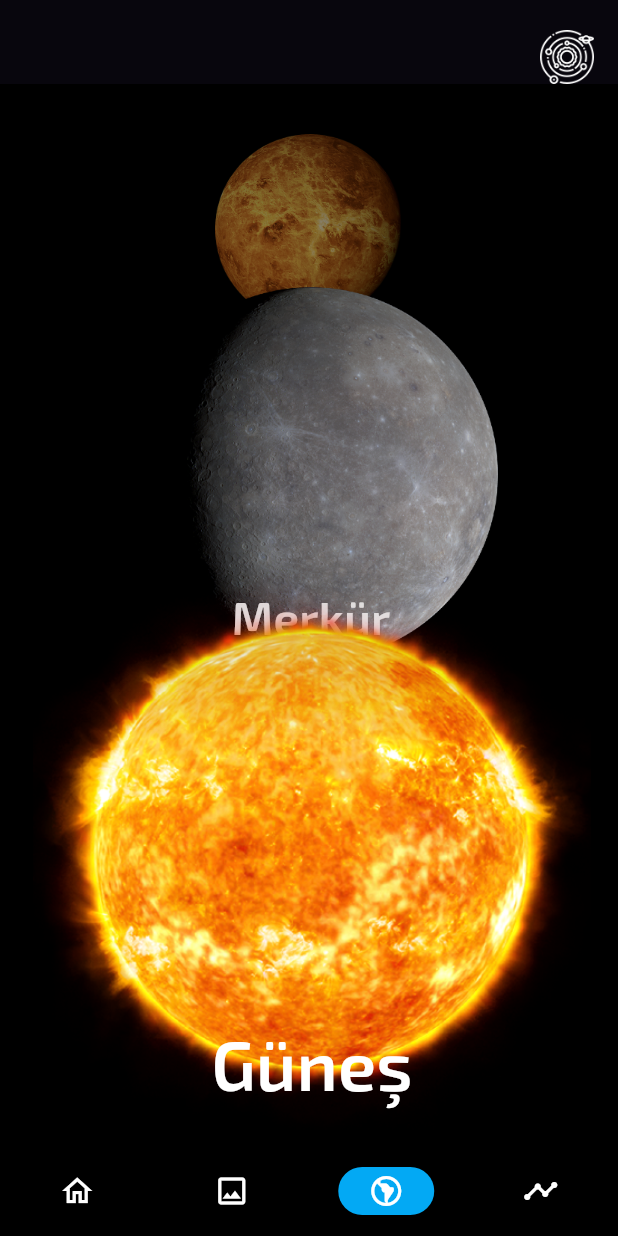
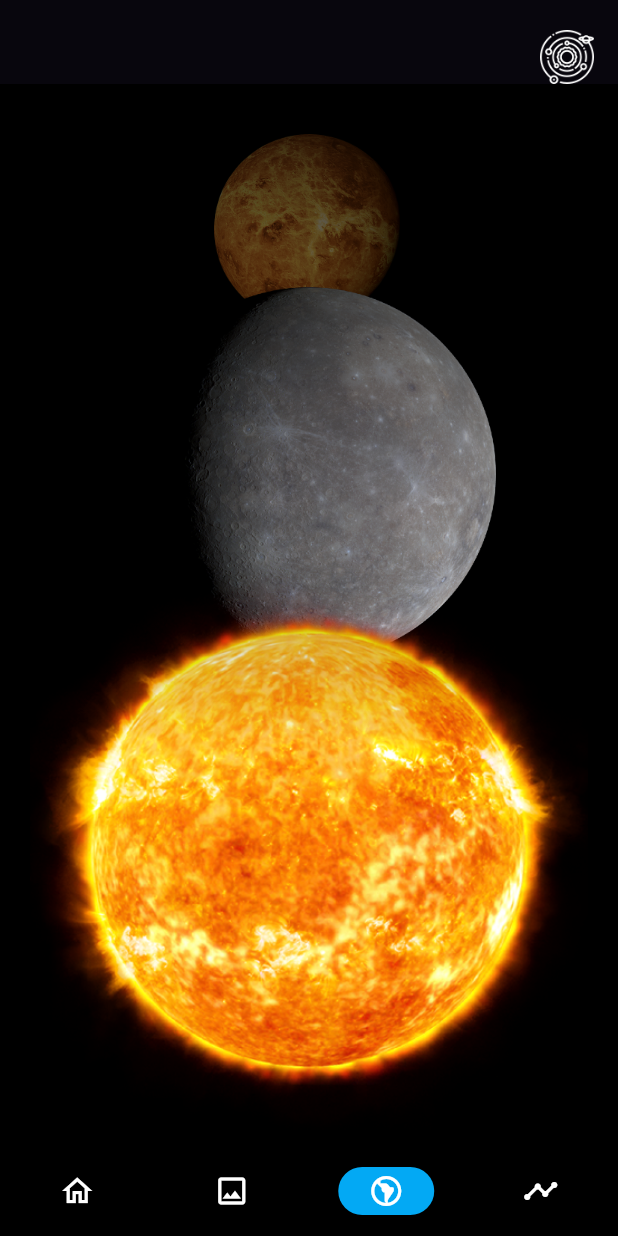
Before and after one commit to NNakreSS/space_voyage, a Flutter app: the screen it shows after launch, item 3 of the bottom bar chosen, on a phone screen of 412 x 824 dp. Run offline on Flutter 3.47's test engine with Material 3 defaults, Android fonts, the phone set to English and light mode, and no system bars; our stand-ins replace cached_network_image, flutter_animate, flutter_dotenv, flutter_spinkit, google_fonts; missing offline and left inert: model_viewer_plus; network calls fail.

Commit message:
card focused visible name , restore initial states

```diff
--- a/lib/pages/PlanetsPage/index.dart
+++ b/lib/pages/PlanetsPage/index.dart
@@ -12,15 +12,9 @@ class Planets extends StatefulWidget {
 }
 
 class _Planets extends State<Planets> {
-  int? _visibleItems;
-  double? _itemExtent;
-
-  @override
-  void initState() {
-    _visibleItems = 4;
-    _itemExtent = 270.0;
-    super.initState();
-  }
+  late int _visibleItems = 3;
+  late double _itemExtent = 270.0;
+  late int _focusedIndex = 0;
 
   @override
   Widget build(BuildContext context) => Scaffold(
@@ -61,16 +55,17 @@ class _Planets extends State<Planets> {
             //   ),
             // );
           },
-
+          onChangeFrontItem: (value) => setState(() {
+            _focusedIndex = value;
+          }),
           // listenin elemanları
           children: List.generate(
             Planet.planets.length,
             (index) {
-              final borderColor = Colors.accents[index % Colors.accents.length];
               final planet = Planet.planets[index];
               return PlanetCard(
-                borderColor: borderColor,
                 planet: planet,
+                isFocused: (index == _focusedIndex),
               );
             },
           ),
--- a/lib/pages/PlanetsPage/perspective_view.dart
+++ b/lib/pages/PlanetsPage/perspective_view.dart
@@ -39,7 +39,6 @@ class PerspectiveListViewState extends State<PerspectiveListView> {
   void initState() {
     _currentIndex = widget.initialIndex;
     _pageController = PageController(
-      viewportFraction: 1.0,
       initialPage: _currentIndex!,
     );
     _pagePercent = 0.0;
@@ -71,7 +70,7 @@ class PerspectiveListViewState extends State<PerspectiveListView> {
             Padding(
               padding: widget.padding,
               child: _PerspectiveItems(
-                generatedItems: widget.visualizedItems! - 1,
+                generatedItems: widget.visualizedItems!,
                 currentIndex: _currentIndex,
                 heightItem: widget.itemExtent,
                 pagePercent: _pagePercent,
@@ -87,7 +86,7 @@ class PerspectiveListViewState extends State<PerspectiveListView> {
                       begin: Alignment.topCenter,
                       end: Alignment.bottomCenter,
                       colors: [
-                        widget.backItemsShadowColor.withOpacity(.6),
+                        widget.backItemsShadowColor.withOpacity(.8),
                         widget.backItemsShadowColor.withOpacity(0),
                       ],
                     ),
@@ -207,7 +206,7 @@ class _TransformedItem extends StatelessWidget {
       transform: Matrix4.identity()
         ..scale(lerpDouble(scale, endScale, factorChange!))
         ..translate(
-          2.0,
+          0.0,
           lerpDouble(translateY, endTranslateY, factorChange!)!,
         ),
       child: Align(
--- a/lib/pages/PlanetsPage/planet_card.dart
+++ b/lib/pages/PlanetsPage/planet_card.dart
@@ -5,12 +5,12 @@ import 'package:space_voyage/pages/PlanetsPage/model.dart';
 class PlanetCard extends StatelessWidget {
   const PlanetCard({
     super.key,
-    required this.borderColor,
     required this.planet,
+    required this.isFocused,
   });
 
-  final Color borderColor;
   final Planet planet;
+  final bool isFocused;
 
   @override
   Widget build(BuildContext context) {
@@ -22,19 +22,17 @@ class PlanetCard extends StatelessWidget {
           crossAxisAlignment: CrossAxisAlignment.center,
           children: [
             Align(heightFactor: .5, child: Image.asset(planet.planetImage)),
-            Padding(
-              padding: const EdgeInsets.only(top: 16),
-              child: Text(
+            if (isFocused)
+              Text(
                 planet.planetName,
                 style: GoogleFonts.exo2(
                   textStyle: const TextStyle(
                     color: Colors.white,
-                    fontWeight: FontWeight.w600,
+                    fontWeight: FontWeight.bold,
                     fontSize: 46,
                   ),
                 ),
-              ),
-            )
+              )
           ],
         ),
       ),
```
